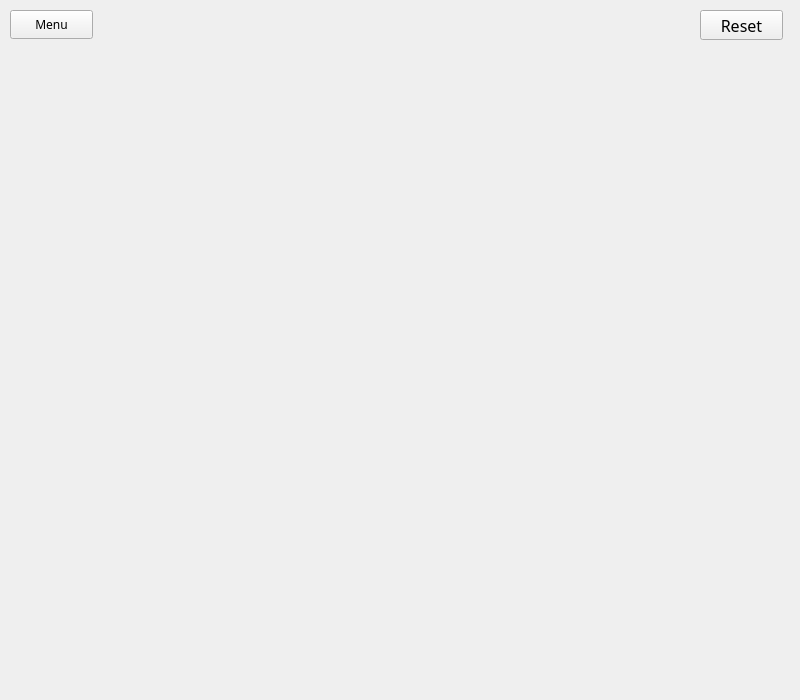
Qt form GameWindow.ui (Rodrigo-BZ/Tetris) before a commit.
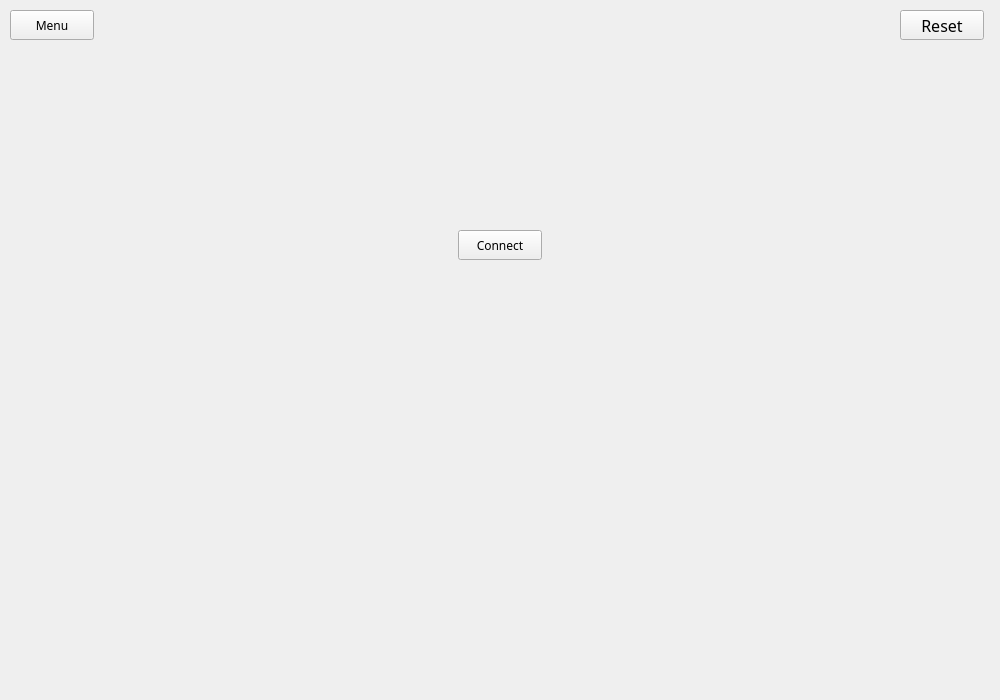
The same form after that commit. Icons and pictures are not drawn.

Diff of the .ui file:
```diff
--- a/GameWindow.ui
+++ b/GameWindow.ui
@@ -6,19 +6,19 @@
    <rect>
     <x>0</x>
     <y>0</y>
-    <width>800</width>
+    <width>1000</width>
     <height>700</height>
    </rect>
   </property>
   <property name="minimumSize">
    <size>
-    <width>800</width>
+    <width>1000</width>
     <height>700</height>
    </size>
   </property>
   <property name="maximumSize">
    <size>
-    <width>800</width>
+    <width>1000</width>
     <height>700</height>
    </size>
   </property>
@@ -34,8 +34,8 @@
      <rect>
       <x>10</x>
       <y>10</y>
-      <width>83</width>
-      <height>29</height>
+      <width>84</width>
+      <height>30</height>
      </rect>
     </property>
     <property name="font">
@@ -51,9 +51,9 @@
    <widget class="QPushButton" name="btnReset">
     <property name="geometry">
      <rect>
-      <x>700</x>
+      <x>900</x>
       <y>10</y>
-      <width>83</width>
+      <width>84</width>
       <height>30</height>
      </rect>
     </property>
@@ -67,6 +67,25 @@
      <string>Reset</string>
     </property>
    </widget>
+   <widget class="QPushButton" name="btnConnect">
+    <property name="geometry">
+     <rect>
+      <x>458</x>
+      <y>230</y>
+      <width>84</width>
+      <height>30</height>
+     </rect>
+    </property>
+    <property name="font">
+     <font>
+      <family>8514oem</family>
+      <bold>false</bold>
+     </font>
+    </property>
+    <property name="text">
+     <string>Connect</string>
+    </property>
+   </widget>
   </widget>
  </widget>
  <resources/>
```
